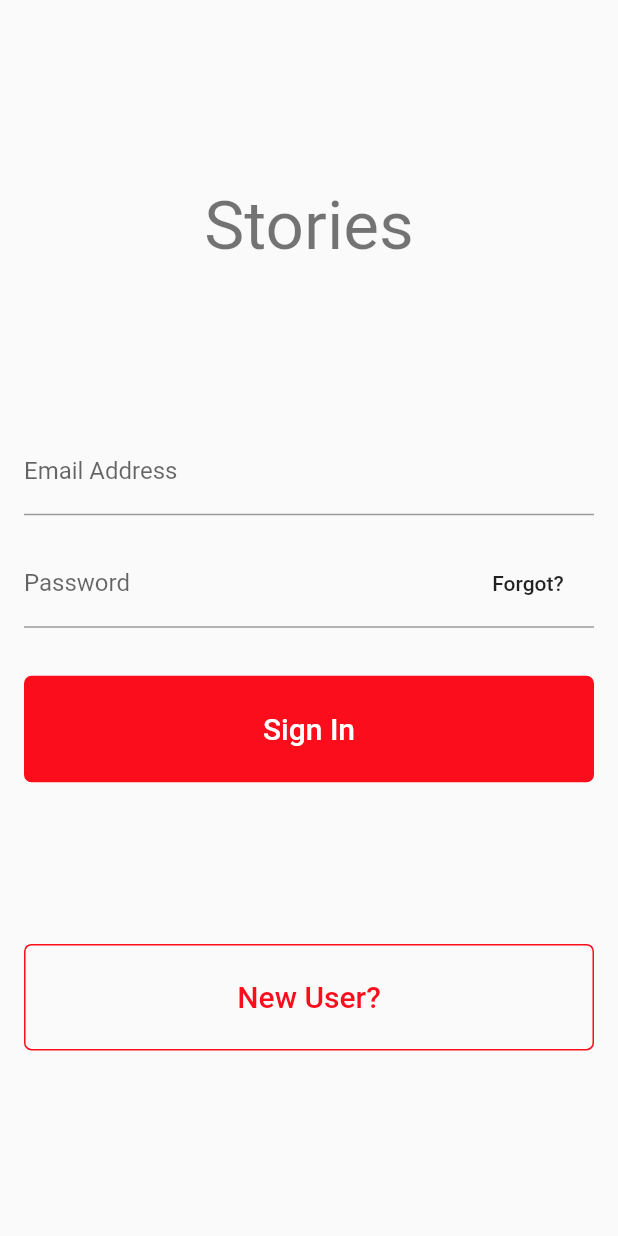
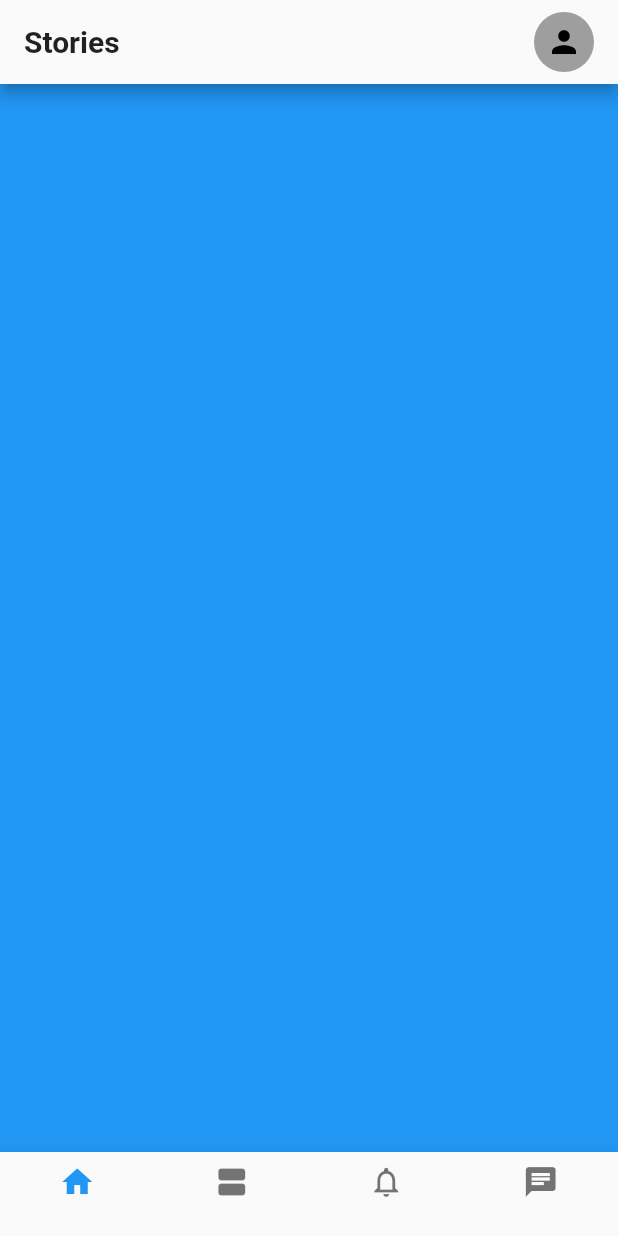
Before and after one commit to aramidefemi/stories, a Flutter app: the screen it shows after launch, after a tap on "Sign In", on a phone screen of 412 x 824 dp. Run offline on Flutter 3.47's test engine with Material 2 defaults, Android fonts, the phone set to English and light mode, and no system bars.

```diff
--- a/lib/ui/authentication_pages/new_user_page.dart
+++ b/lib/ui/authentication_pages/new_user_page.dart
@@ -1,4 +1,4 @@
-import 'package:Stories/ui/tabs/home.dart';
+import 'package:Stories/ui/home.dart';
 import 'package:flutter/material.dart';
 
 class NewUserPage extends StatelessWidget {
@@ -35,7 +35,6 @@ class NewUserPage extends StatelessWidget {
           .copyWith(fontWeight: FontWeight.normal),
     );
     return Scaffold(
-        // resizeToAvoidBottomInset: false,
         appBar: AppBar(
           backgroundColor: Theme.of(context).canvasColor,
           automaticallyImplyLeading: true,
--- a/lib/ui/authentication_pages/sign_in_page.dart
+++ b/lib/ui/authentication_pages/sign_in_page.dart
@@ -1,4 +1,5 @@
 import 'package:Stories/ui/authentication_pages/new_user_page.dart';
+import 'package:Stories/ui/home.dart';
 import 'package:flutter/material.dart';
 
 class SignInPage extends StatefulWidget {
@@ -9,7 +10,6 @@ class SignInPage extends StatefulWidget {
   @override
   _SignInPageState createState() => _SignInPageState();
 }
-//TODO Remove blue highlight color from outline button
 
 class _SignInPageState extends State<SignInPage> {
   @override
@@ -17,6 +17,7 @@ class _SignInPageState extends State<SignInPage> {
     var newUserButton = SizedBox(
       width: double.infinity,
       child: OutlineButton(
+        highlightedBorderColor: Theme.of(context).primaryColor,
         shape: RoundedRectangleBorder(
           borderRadius: BorderRadius.circular(5.0),
         ),
@@ -52,7 +53,9 @@ class _SignInPageState extends State<SignInPage> {
                 color: Colors.white,
               ),
         ),
-        onPressed: () {},
+        onPressed: () {
+          Navigator.push(context, MaterialPageRoute(builder: (_) => Home()));
+        },
       ),
     );
     var appTitle = Text(
@@ -61,7 +64,8 @@ class _SignInPageState extends State<SignInPage> {
     );
 
     return SafeArea(
-      child: SingleChildScrollView(
+      child: Scaffold(
+        body: SingleChildScrollView(
           child: Container(
             color: Theme.of(context).canvasColor,
             height: MediaQuery.of(context).size.height,
@@ -111,6 +115,7 @@ class _SignInPageState extends State<SignInPage> {
             ),
           ),
         ),
+      ),
     );
   }
 }
--- /dev/null
+++ b/lib/ui/home.dart
@@ -0,0 +1,58 @@
+import 'package:Stories/ui/tabs/message.dart';
+import 'package:Stories/ui/tabs/notifications.dart';
+import 'package:Stories/ui/tabs/stories_feed.dart';
+import 'package:Stories/ui/tabs/stories_home.dart';
+import 'package:flutter/material.dart';
+
+class Home extends StatefulWidget {
+  @override
+  _HomeState createState() => _HomeState();
+}
+
+class _HomeState extends State<Home> {
+  int _currentIndex = 0;
+
+  final List<Widget> tabs = [
+    StoriesHome(),
+    StoriesFeed(),
+    Notifications(),
+    Message(),
+  ];
+
+  @override
+  Widget build(BuildContext context) {
+    return Scaffold(
+      body: tabs[_currentIndex],
+      bottomNavigationBar: BottomNavigationBar(
+        currentIndex: _currentIndex,
+        onTap: onTabTapped,
+        type: BottomNavigationBarType.fixed,
+        items: <BottomNavigationBarItem>[
+          BottomNavigationBarItem(
+            icon: Icon(Icons.home),
+            //Title is set to empty Container() since title cannot be null
+            title: Container(),
+          ),
+          BottomNavigationBarItem(
+            icon: Icon(Icons.view_agenda),
+            title: Container(),
+          ),
+          BottomNavigationBarItem(
+            icon: Icon(Icons.notifications_none),
+            title: Container(),
+          ),
+          BottomNavigationBarItem(
+            icon: Icon(Icons.chat),
+            title: Container(),
+          ),
+        ],
+      ),
+    );
+  }
+
+  void onTabTapped(int index) {
+    setState(() {
+      _currentIndex = index;
+    });
+  }
+}
--- a/lib/ui/tabs/home.dart
+++ b/lib/ui/tabs/stories_home.dart
@@ -1,11 +1,6 @@
 import 'package:flutter/material.dart';
 
-class Home extends StatefulWidget {
-  @override
-  _HomeState createState() => _HomeState();
-}
-
-class _HomeState extends State<Home> {
+class StoriesHome extends StatelessWidget {
   @override
   Widget build(BuildContext context) {
     return Scaffold(
@@ -19,16 +14,20 @@ class _HomeState extends State<Home> {
         ),
         backgroundColor: Theme.of(context).canvasColor,
         automaticallyImplyLeading: false,
-        elevation: 0.0,
         actions: <Widget>[
-          Padding(
-            padding: const EdgeInsets.all(8.0),
+          Container(
+            margin: EdgeInsets.only(right: 16.0),
             child: CircleAvatar(
-              child: Text("X"),
+              backgroundColor: Colors.grey,
+              child: Icon(
+                Icons.person,
+                color: Colors.black,
+              ),
             ),
           )
         ],
       ),
+      body: Container(color: Colors.blue),
     );
   }
 }
```
Also changed, not shown: lib/ui/tabs/message.dart (added, +99 -0 lines), lib/ui/tabs/notifications.dart (added, +35 -0 lines), lib/ui/tabs/stories_feed.dart (added, +10 -0 lines). Lines whose indentation alone changed are shown as unchanged.
